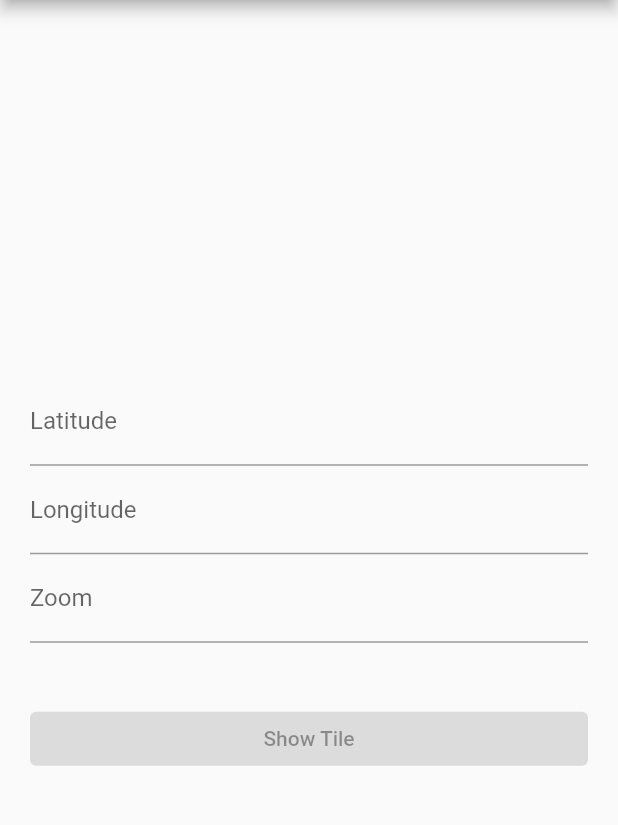
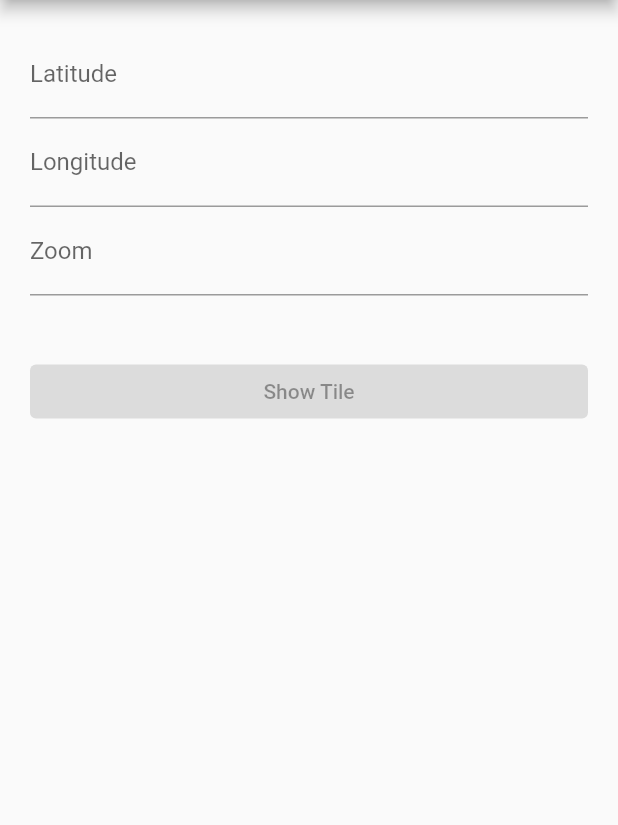
Before and after one commit to bytes7bytes7/map_tile, a Flutter app: the screen it shows after launch, on a phone screen of 412 x 824 dp, the part 84-909 px from its top. Run offline on Flutter 3.47's test engine with Material 2 defaults, Android fonts, the light colour scheme and no system bars; our stand-ins replace cached_network_image, flutter_bloc, freezed_annotation.

Commit message:
move items to top center

```diff
--- a/lib/main.dart
+++ b/lib/main.dart
@@ -40,7 +40,8 @@ class InputScreen extends StatelessWidget {
           title: const Text('Map Tile'),
         ),
         body: SafeArea(
-          child: Center(
+          child: Align(
+            alignment: Alignment.topCenter,
             child: SizedBox(
               width: min(size.width, _maxWidth),
               child: const _Body(),
```
